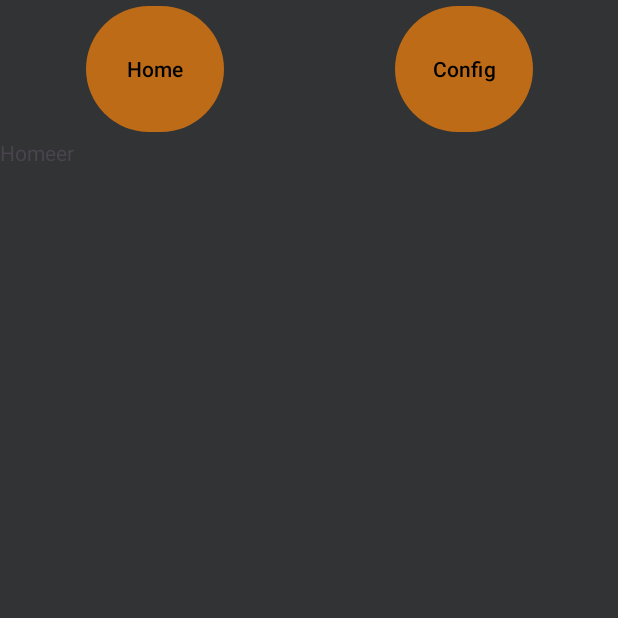
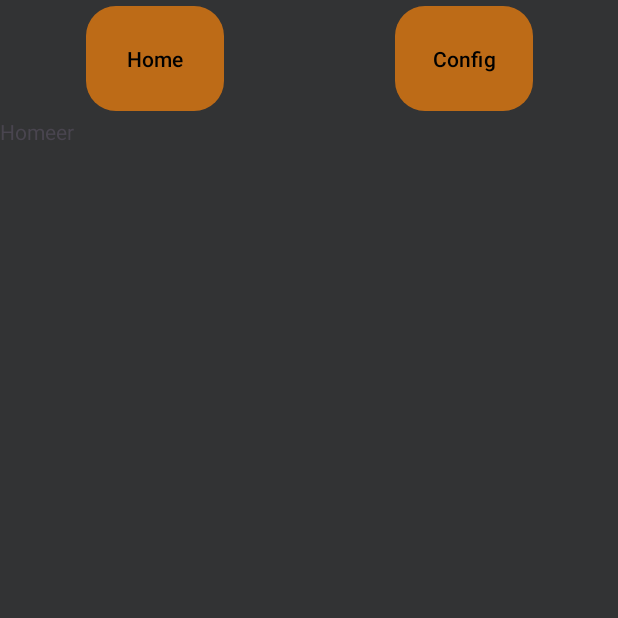
Before and after one commit to VTower/AcceptAFK, an Android app: the screen it shows after launch (MainActivity), after a tap on "Home", on a phone screen of 412 x 824 dp, the top half of it. Run offline under Robolectric (Android 15) with nearby library versions, the phone set to English and light mode, and no system bars.

Commit message:
buttons layout

```diff
--- a/app/src/main/res/layout/activity_main.xml
+++ b/app/src/main/res/layout/activity_main.xml
@@ -18,11 +18,11 @@
     <Button
         android:id="@+id/homeButton"
         android:layout_width="92dp"
-        android:layout_height="92dp"
+        android:layout_height="78dp"
         android:text="@string/home"
         android:textColor="#000000"
         app:backgroundTint="#BD6B17"
-        app:cornerRadius="60dp"
+        app:cornerRadius="20dp"
         app:layout_constraintEnd_toStartOf="@id/guideline_vertical"
         app:layout_constraintStart_toStartOf="parent"
         app:layout_constraintTop_toTopOf="parent" />
@@ -30,11 +30,11 @@
     <Button
         android:id="@+id/configButton"
         android:layout_width="92dp"
-        android:layout_height="92dp"
+        android:layout_height="78dp"
         android:text="@string/config"
         android:textColor="#000000"
         app:backgroundTint="#BD6B17"
-        app:cornerRadius="60dp"
+        app:cornerRadius="20dp"
         app:layout_constraintEnd_toEndOf="parent"
         app:layout_constraintStart_toStartOf="@+id/guideline_vertical"
         app:layout_constraintTop_toTopOf="parent" />
```
